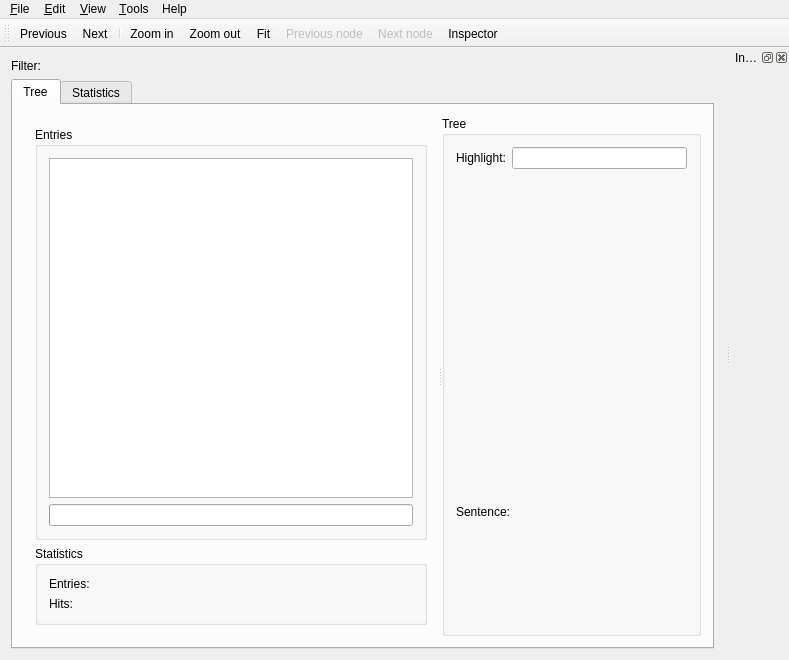
The window that ui/MainWindow.ui (rug-compling/dact) describes before a commit, drawn with Qt 5.
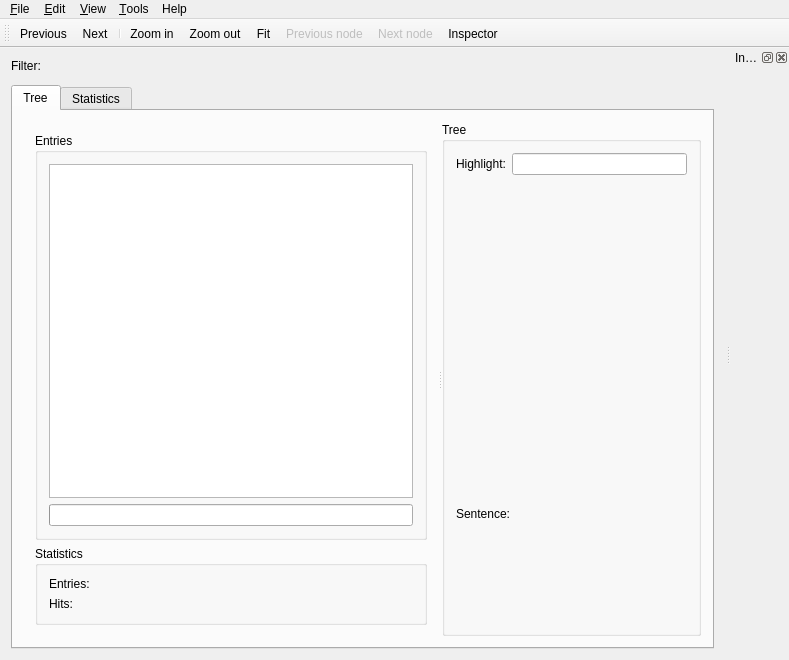
The same window after the commit. Icons and pictures are not drawn. Custom widgets are drawn as their Qt base class.

The edit to the form file:
```diff
--- a/ui/MainWindow.ui
+++ b/ui/MainWindow.ui
@@ -15,6 +15,9 @@
   </property>
   <widget class="QWidget" name="centralWidget">
    <layout class="QVBoxLayout" name="verticalLayout_7">
+    <property name="spacing">
+     <number>12</number>
+    </property>
     <item>
      <layout class="QGridLayout" name="gridLayout_2">
       <item row="0" column="0">
```
